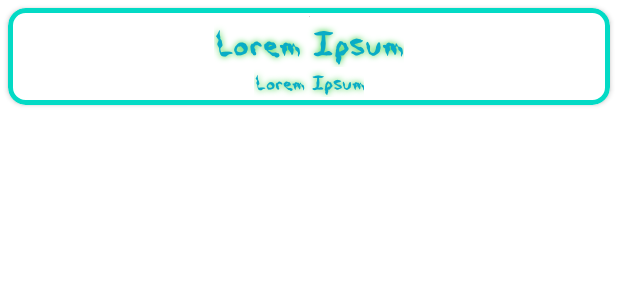
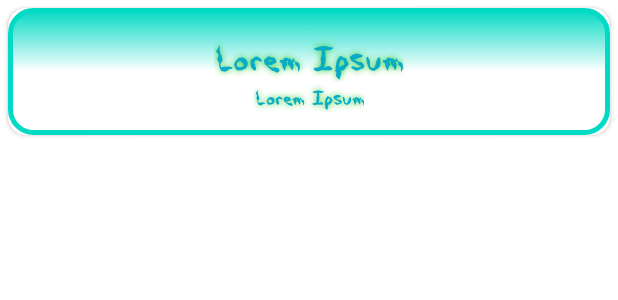
Before and after one commit to manupinasco/parcial_tp3, an Android app: the layout character_item.xml on its own in the app's theme, with its tools: preview values and no code run, on a phone screen of 412 x 824 dp. Shown: the top 300 px of the screen. Run offline under Robolectric (Android 15) with nearby library versions, the phone set to English and light mode, and no system bars.

Commit message:
Diseño de card presionada y no presionada + gradient en ambos diseños

```diff
--- /dev/null
+++ b/app/src/main/res/drawable/card_characteres_background.xml
@@ -0,0 +1,7 @@
+<?xml version="1.0" encoding="utf-8"?>
+<selector xmlns:android="http://schemas.android.com/apk/res/android">
+    <item android:state_pressed="true"
+        android:drawable="@drawable/item_charecter_press"></item>
+    <item android:state_pressed="false"
+        android:drawable="@drawable/item_charecter_press_false"></item>
+</selector>
--- /dev/null
+++ b/app/src/main/res/drawable/item_charecter_press.xml
@@ -0,0 +1,33 @@
+<?xml version="1.0" encoding="utf-8"?>
+<shape xmlns:android="http://schemas.android.com/apk/res/android">
+    >
+
+    <gradient
+        android:angle="-90"
+        android:centerX="0.5"
+        android:centerY="0.5"
+        android:startColor="#03C5B2"
+        android:centerColor="#C8C7C7"
+        android:endColor="#C8C7C7"
+        />
+
+
+    <stroke
+        android:width="3dp"
+        android:color="@color/teal_200" />
+
+    <padding
+        android:bottom="10sp"
+        android:left="10sp"
+        android:right="10sp"
+        android:top="10sp"
+        />
+
+    <corners
+        android:topRightRadius="15dp"
+        android:bottomLeftRadius="15dp"
+        android:bottomRightRadius="15dp"
+        android:topLeftRadius="15dp"
+        />
+
+</shape>
--- /dev/null
+++ b/app/src/main/res/drawable/item_charecter_press_false.xml
@@ -0,0 +1,31 @@
+<?xml version="1.0" encoding="utf-8"?>
+<shape xmlns:android="http://schemas.android.com/apk/res/android" android:shape="rectangle"
+    >
+    <gradient
+        android:angle="-90"
+        android:centerX="0.5"
+        android:centerY="0.5"
+        android:startColor="@color/teal_200"
+        android:centerColor="#ffffff"
+        android:endColor="#ffffff"
+        />
+
+    <stroke
+        android:width="3dp"
+        android:color="@color/teal_200" />
+
+    <padding
+        android:bottom="10sp"
+        android:left="10sp"
+        android:right="10sp"
+        android:top="10sp"
+        />
+
+    <corners
+        android:topRightRadius="15dp"
+        android:bottomLeftRadius="15dp"
+        android:bottomRightRadius="15dp"
+        android:topLeftRadius="15dp"
+        />
+
+</shape>
--- a/app/src/main/res/layout/character_item.xml
+++ b/app/src/main/res/layout/character_item.xml
@@ -12,7 +12,7 @@
     <androidx.constraintlayout.widget.ConstraintLayout
         android:layout_width="match_parent"
         android:layout_height="match_parent"
-        android:background="@drawable/card_border">
+        android:background="@drawable/card_characteres_background">
 
         <TextView
             android:id="@+id/characterNameCard"
--- a/app/src/main/res/layout/fragment_home.xml
+++ b/app/src/main/res/layout/fragment_home.xml
@@ -8,19 +8,20 @@
     tools:context=".characters.HomeFragment">
 
     <!-- TODO: Update blank fragment layout -->
+
     <androidx.constraintlayout.widget.Guideline
         android:id="@+id/guideline3"
         android:layout_width="wrap_content"
         android:layout_height="wrap_content"
         android:orientation="horizontal"
-        app:layout_constraintGuide_percent="0.90" />
+        app:layout_constraintGuide_percent="0.04" />
 
     <androidx.constraintlayout.widget.Guideline
         android:id="@+id/guideline2"
         android:layout_width="wrap_content"
         android:layout_height="wrap_content"
         android:orientation="horizontal"
-        app:layout_constraintGuide_percent="0.20" />
+        app:layout_constraintGuide_percent="0.15" />
 
     <androidx.constraintlayout.widget.Guideline
         android:id="@+id/guideline6"
@@ -36,13 +37,6 @@
         android:orientation="vertical"
         app:layout_constraintGuide_percent="0.05" />
 
-    <androidx.constraintlayout.widget.Guideline
-        android:id="@+id/guideline4"
-        android:layout_width="wrap_content"
-        android:layout_height="wrap_content"
-        android:orientation="horizontal"
-        app:layout_constraintGuide_percent="0.10" />
-
     <EditText
         android:id="@+id/searchEditText"
         android:layout_width="0dp"
@@ -57,13 +51,13 @@
         android:padding="5dp"
         app:layout_constraintEnd_toStartOf="@+id/guideline6"
         app:layout_constraintStart_toStartOf="@+id/guideline5"
-        app:layout_constraintTop_toTopOf="@+id/guideline4" />
+        app:layout_constraintTop_toTopOf="@+id/guideline3" />
 
     <androidx.recyclerview.widget.RecyclerView
         android:id="@+id/characterRecyclerView"
         android:layout_width="0dp"
         android:layout_height="0dp"
-        app:layout_constraintBottom_toTopOf="@+id/guideline3"
+        app:layout_constraintBottom_toBottomOf="parent"
         app:layout_constraintEnd_toEndOf="parent"
         app:layout_constraintStart_toStartOf="parent"
         app:layout_constraintTop_toTopOf="@+id/guideline2" />
```
